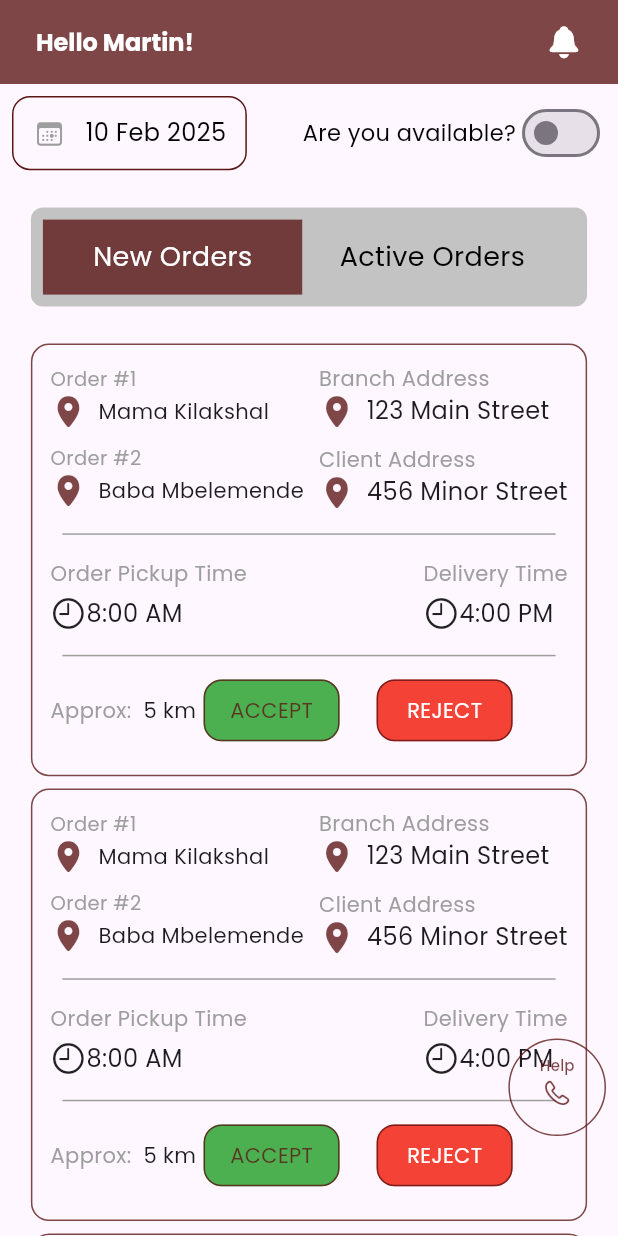
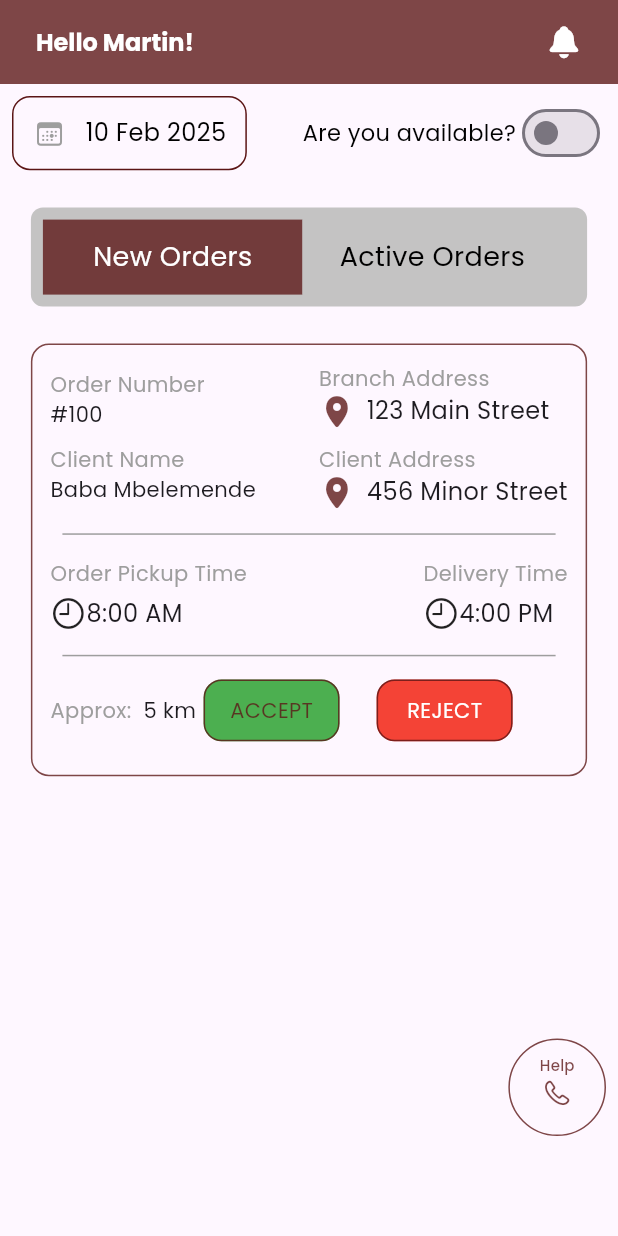
Before and after one commit to JohnGastone/Delivery-Pal, a Flutter app: the HomePage screen opened directly, on a phone screen of 412 x 824 dp. Run offline on Flutter 3.47's test engine with Material 3 defaults, Android fonts, the phone set to English and light mode, and no system bars; our stand-ins replace google_fonts.

Commit message:
feat: Refactor HomePage layout and enhance ColumnContent with availability logic

```diff
--- a/lib/Delivery/HomePage.dart
+++ b/lib/Delivery/HomePage.dart
@@ -77,60 +77,11 @@ class _HomePageState extends State<HomePage> {
                           border: Border.all(
                               width: 1,
                               color: const Color.fromARGB(200, 91, 21, 21))),
-                      child: const Padding(
+                      child: Padding(
                         padding: EdgeInsets.all(12),
-                        child: ColumnContent(),
+                        child: ColumnContent(
+                          isAvailable: isAvailable,
                         ),
-                    ),
-                    SizedBox(
-                      height: screenHeight * 0.01,
-                    ),
-                    Container(
-                      width: screenWidth * 0.9,
-                      height: screenHeight * 0.35,
-                      decoration: BoxDecoration(
-                          borderRadius:
-                              const BorderRadius.all(Radius.circular(12)),
-                          border: Border.all(
-                              width: 1,
-                              color: const Color.fromARGB(200, 91, 21, 21))),
-                      child: const Padding(
-                        padding: EdgeInsets.all(12),
-                        child: ColumnContent(),
-                      ),
-                    ),
-                    SizedBox(
-                      height: screenHeight * 0.01,
-                    ),
-                    Container(
-                      width: screenWidth * 0.9,
-                      height: screenHeight * 0.35,
-                      decoration: BoxDecoration(
-                          borderRadius:
-                              const BorderRadius.all(Radius.circular(12)),
-                          border: Border.all(
-                              width: 1,
-                              color: const Color.fromARGB(200, 91, 21, 21))),
-                      child: const Padding(
-                        padding: EdgeInsets.all(12),
-                        child: ColumnContent(),
-                      ),
-                    ),
-                    SizedBox(
-                      height: screenHeight * 0.01,
-                    ),
-                    Container(
-                      width: screenWidth * 0.9,
-                      height: screenHeight * 0.35,
-                      decoration: BoxDecoration(
-                          borderRadius:
-                              const BorderRadius.all(Radius.circular(12)),
-                          border: Border.all(
-                              width: 1,
-                              color: const Color.fromARGB(200, 91, 21, 21))),
-                      child: const Padding(
-                        padding: EdgeInsets.all(12),
-                        child: ColumnContent(),
                       ),
                     ),
                     SizedBox(
@@ -152,7 +103,8 @@ class _HomePageState extends State<HomePage> {
                   onTap: () async {
                     final Uri phoneUri = Uri(
                       scheme: 'tel',
-                      path: '+255624839009', // FUDI Customer Support Center
+                      path:
+                          '+255624839009', // Royal Oven Customer Support Center
                     );
 
                     try {
@@ -384,24 +336,25 @@ class _HomePageState extends State<HomePage> {
 }
 
 class ColumnContent extends StatelessWidget {
-  const ColumnContent({super.key});
+  final bool isAvailable;
+
+  const ColumnContent({super.key, required this.isAvailable});
 
   @override
   Widget build(BuildContext context) {
-    return const Column(
+    return Column(
       crossAxisAlignment: CrossAxisAlignment.start,
       children: [
-        Row(
+        const Row(
           mainAxisAlignment: MainAxisAlignment.spaceBetween,
           children: [
             Column(
               crossAxisAlignment: CrossAxisAlignment.start,
               children: [
-                OrderText(
-                    orderNumber: "Order #1", clientName: "Mama Kilakshal"),
+                OrderText(orderNumber: "Order Number", clientName: "#100"),
                 SizedBox(height: 10),
                 OrderText(
-                    orderNumber: "Order #2", clientName: "Baba Mbelemende"),
+                    orderNumber: "Client Name", clientName: "Baba Mbelemende"),
               ],
             ),
             Column(
@@ -416,26 +369,28 @@ class ColumnContent extends StatelessWidget {
             )
           ],
         ),
-        Padding(
+        const Padding(
           padding: EdgeInsets.all(8.0),
           child: Divider(
             color: Colors.grey,
           ),
         ),
-        Row(
+        const Row(
           mainAxisAlignment: MainAxisAlignment.spaceBetween,
           children: [
             TimeColumn(title: "Order Pickup Time", time: "8:00 AM"),
             TimeColumn(title: "Delivery Time", time: "4:00 PM"),
           ],
         ),
-        Padding(
+        const Padding(
           padding: EdgeInsets.all(8.0),
           child: Divider(
             color: Colors.grey,
           ),
         ),
-        DistanceAndActions(),
+        DistanceAndActions(
+          isAvailable: isAvailable,
+        ),
       ],
     );
   }
@@ -458,20 +413,11 @@ class OrderText extends StatelessWidget {
       children: [
         Text(
           orderNumber,
-          style: GoogleFonts.poppins(color: Colors.grey, fontSize: 13),
+          style: GoogleFonts.poppins(color: Colors.grey, fontSize: 14),
         ),
-        Row(
-          children: [
-            const Icon(
-              CupertinoIcons.location_solid,
-              color: Color.fromARGB(200, 91, 21, 21),
-            ),
-            const SizedBox(width: 8),
         Text(
           clientName,
           style: GoogleFonts.poppins(fontSize: 14),
-            ),
-          ],
         ),
       ],
     );
@@ -552,7 +498,8 @@ class TimeColumn extends StatelessWidget {
 }
 
 class DistanceAndActions extends StatelessWidget {
-  const DistanceAndActions({super.key});
+  final bool isAvailable;
+  const DistanceAndActions({super.key, required this.isAvailable});
 
   @override
   Widget build(BuildContext context) {
@@ -580,7 +527,13 @@ class DistanceAndActions extends StatelessWidget {
           child: Row(
             mainAxisAlignment: MainAxisAlignment.spaceBetween,
             children: [
-              Container(
+              InkWell(
+                onTap: isAvailable
+                    ? () {
+                        // Handle accept action
+                      }
+                    : null,
+                child: Container(
                   height: screenHeight * 0.05,
                   width: screenWidth * 0.22,
                   decoration: BoxDecoration(
@@ -594,6 +547,7 @@ class DistanceAndActions extends StatelessWidget {
                       "ACCEPT",
                       style: GoogleFonts.poppins(
                         color: const Color.fromARGB(200, 91, 21, 21),
+                      ),
                     ),
                   ),
                 ),
--- a/lib/Introduction.dart
+++ b/lib/Introduction.dart
@@ -1,6 +1,5 @@
 // ignore_for_file: deprecated_member_use
 
-import 'package:deliveryboy/Delivery/HomePage.dart';
 import 'package:deliveryboy/Init.dart';
 import 'package:deliveryboy/Onboarding/SignIn.dart';
 import 'package:flutter/cupertino.dart';
```
Lines whose indentation alone changed are shown as unchanged.
